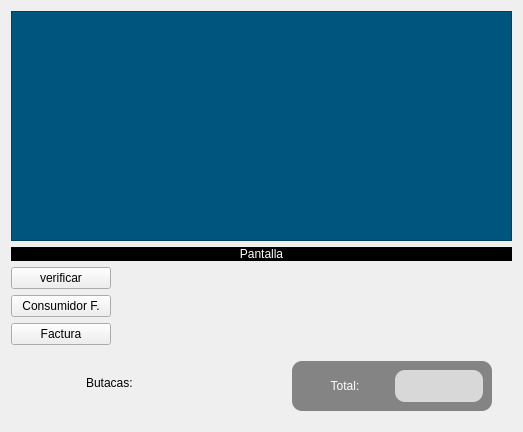
The window that widget.ui (Santi-gdl/ProyectoCinep2) describes before a commit, drawn with Qt 5.
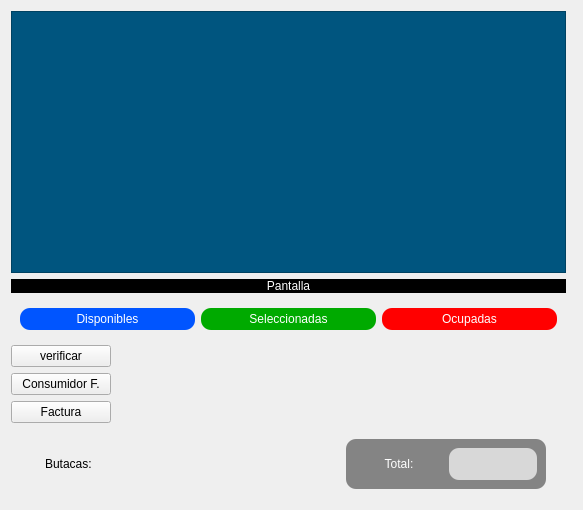
The same window after the commit.

Commit message: Implementacion de factura y correccion de bugs V0.04

The edit to the form file:
```diff
--- a/widget.ui
+++ b/widget.ui
@@ -6,28 +6,104 @@
    <rect>
     <x>0</x>
     <y>0</y>
-    <width>523</width>
-    <height>432</height>
+    <width>583</width>
+    <height>510</height>
    </rect>
   </property>
   <property name="windowTitle">
    <string>Widget</string>
   </property>
   <layout class="QGridLayout" name="gridLayout">
+   <item row="5" column="0">
+    <widget class="QPushButton" name="pushButton">
+     <property name="maximumSize">
+      <size>
+       <width>100</width>
+       <height>16777215</height>
+      </size>
+     </property>
+     <property name="text">
+      <string>verificar</string>
+     </property>
+    </widget>
+   </item>
    <item row="4" column="0">
-    <widget class="QPushButton" name="pushButton_2">
-     <property name="maximumSize">
+    <widget class="QWidget" name="widget_4" native="true">
+     <property name="minimumSize">
       <size>
-       <width>100</width>
-       <height>16777215</height>
+       <width>0</width>
+       <height>40</height>
       </size>
      </property>
+     <layout class="QHBoxLayout" name="horizontalLayout_4">
+      <item>
+       <widget class="QLabel" name="label">
+        <property name="styleSheet">
+         <string notr="true">border-radius:10px;
+background-color: rgb(0, 85, 255);
+color: rgb(255, 255, 255);
+font: 11pt &quot;Product Sans&quot;;</string>
+        </property>
      <property name="text">
-      <string>Consumidor F.</string>
-     </property>
-    </widget>
-   </item>
-   <item row="1" column="0">
+         <string>Disponibles</string>
+        </property>
+        <property name="alignment">
+         <set>Qt::AlignCenter</set>
+        </property>
+       </widget>
+      </item>
+      <item>
+       <widget class="QLabel" name="label_5">
+        <property name="styleSheet">
+         <string notr="true">border-radius:10px;
+background-color: rgb(0, 170, 0);
+color: rgb(255, 255, 255);
+font: 11pt &quot;Product Sans&quot;;</string>
+        </property>
+        <property name="text">
+         <string>Seleccionadas</string>
+        </property>
+        <property name="alignment">
+         <set>Qt::AlignCenter</set>
+        </property>
+       </widget>
+      </item>
+      <item>
+       <widget class="QLabel" name="label_6">
+        <property name="styleSheet">
+         <string notr="true">border-radius:10px;
+background-color: rgb(255, 0, 0);
+color: rgb(255, 255, 255);
+font: 11pt &quot;Product Sans&quot;;</string>
+        </property>
+        <property name="text">
+         <string>Ocupadas</string>
+        </property>
+        <property name="alignment">
+         <set>Qt::AlignCenter</set>
+        </property>
+       </widget>
+      </item>
+     </layout>
+    </widget>
+   </item>
+   <item row="0" column="0">
+    <widget class="QTableWidget" name="tableWidget">
+     <property name="cursor" stdset="0">
+      <cursorShape>PointingHandCursor</cursorShape>
+     </property>
+     <property name="styleSheet">
+      <string notr="true">background-color: rgb(0, 85, 127);</string>
+     </property>
+     <attribute name="horizontalHeaderMinimumSectionSize">
+      <number>50</number>
+     </attribute>
+     <attribute name="horizontalHeaderStretchLastSection">
+      <bool>true</bool>
+     </attribute>
+    </widget>
+   </item>
+   <item row="2" column="0">
     <widget class="QLabel" name="label_2">
      <property name="layoutDirection">
       <enum>Qt::LeftToRight</enum>
@@ -46,7 +122,36 @@
      </property>
     </widget>
    </item>
-   <item row="8" column="0">
+   <item row="6" column="0">
+    <widget class="QPushButton" name="inCF">
+     <property name="maximumSize">
+      <size>
+       <width>100</width>
+       <height>16777215</height>
+      </size>
+     </property>
+     <property name="text">
+      <string>Consumidor F.</string>
+     </property>
+    </widget>
+   </item>
+   <item row="7" column="0">
+    <widget class="QPushButton" name="pushButton_3">
+     <property name="maximumSize">
+      <size>
+       <width>100</width>
+       <height>16777215</height>
+      </size>
+     </property>
+     <property name="text">
+      <string>Factura</string>
+     </property>
+    </widget>
+   </item>
+   <item row="0" column="1">
+    <widget class="QWidget" name="widget_3" native="true"/>
+   </item>
+   <item row="10" column="0">
     <layout class="QHBoxLayout" name="horizontalLayout" stretch="0,0">
      <property name="spacing">
       <number>8</number>
@@ -68,15 +173,8 @@
      </property>
      <item>
       <widget class="QWidget" name="widget_2" native="true">
-       <widget class="QWidget" name="">
-        <property name="geometry">
-         <rect>
-          <x>50</x>
-          <y>10</y>
-          <width>104</width>
-          <height>24</height>
-         </rect>
-        </property>
+       <layout class="QGridLayout" name="gridLayout_2">
+        <item row="0" column="0">
         <layout class="QHBoxLayout" name="horizontalLayout_3">
          <item>
           <widget class="QLabel" name="label_4">
@@ -105,7 +203,8 @@
           </widget>
          </item>
         </layout>
-       </widget>
+        </item>
+       </layout>
       </widget>
      </item>
      <item>
@@ -157,45 +256,6 @@
      </item>
     </layout>
    </item>
-   <item row="5" column="0">
-    <widget class="QPushButton" name="pushButton_3">
-     <property name="maximumSize">
-      <size>
-       <width>100</width>
-       <height>16777215</height>
-      </size>
-     </property>
-     <property name="text">
-      <string>Factura</string>
-     </property>
-    </widget>
-   </item>
-   <item row="3" column="0">
-    <widget class="QPushButton" name="pushButton">
-     <property name="maximumSize">
-      <size>
-       <width>100</width>
-       <height>16777215</height>
-      </size>
-     </property>
-     <property name="text">
-      <string>verificar</string>
-     </property>
-    </widget>
-   </item>
-   <item row="0" column="0">
-    <widget class="QTableWidget" name="tableWidget">
-     <property name="styleSheet">
-      <string notr="true">background-color: rgb(0, 85, 127);</string>
-     </property>
-     <attribute name="horizontalHeaderMinimumSectionSize">
-      <number>50</number>
-     </attribute>
-     <attribute name="horizontalHeaderStretchLastSection">
-      <bool>true</bool>
-     </attribute>
-    </widget>
-   </item>
   </layout>
  </widget>
  <resources/>
```
Lines whose indentation alone changed are shown as unchanged. The commit also changes 18 other files.
